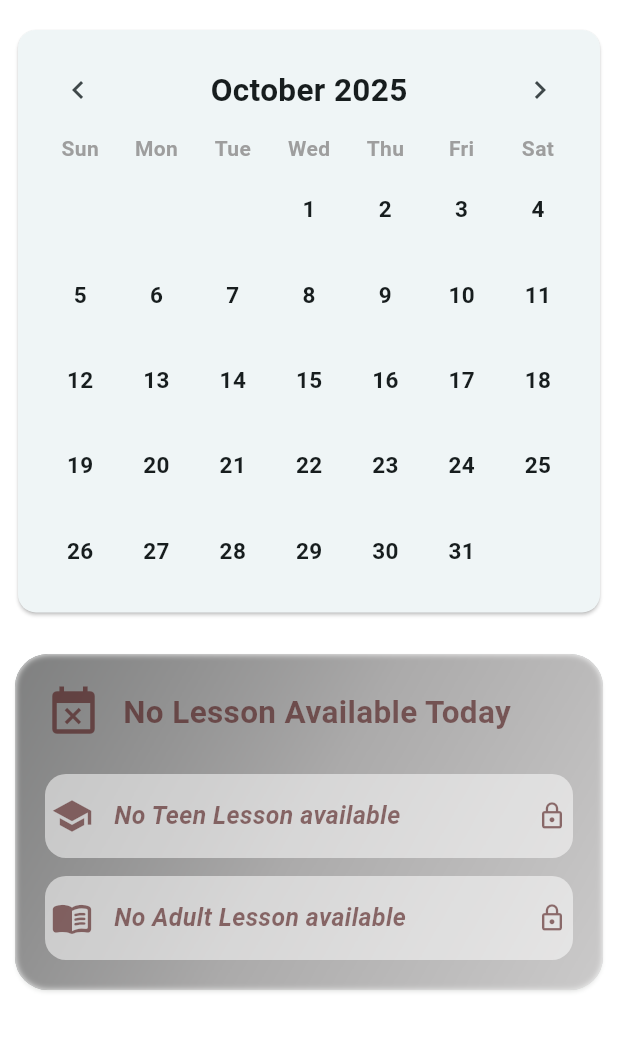
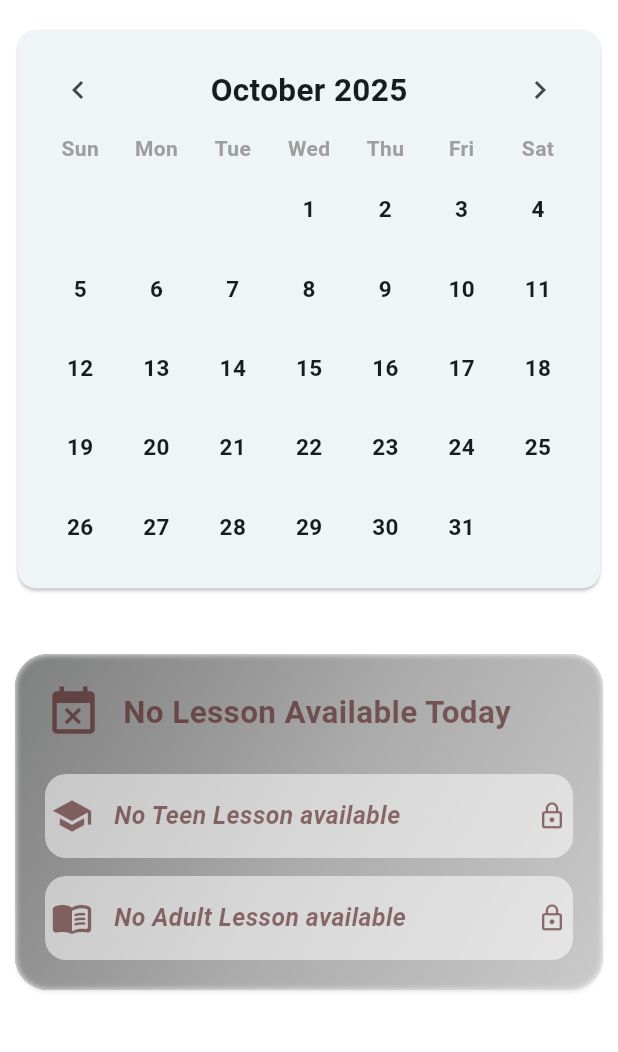
Before and after one commit to OFCsoftwareDevops/SundaySchoolManual, a Flutter app: the Home screen opened by its route, after a tap on the "chevron left" icon, on a phone screen of 412 x 824 dp, the part 84-1136 px from its top. Run offline on Flutter 3.47's test engine with Material 3 defaults, Android fonts, the phone set to English and light mode, and no system bars; our stand-ins replace cloud_firestore, connectivity_plus, firebase_auth, firebase_core, firebase_messaging, share_plus and 1 more; accounts and stored records are empty.

Commit message:
Space beween weeks reduced

```diff
--- a/lib/widgets/calendar.dart
+++ b/lib/widgets/calendar.dart
@@ -240,7 +240,7 @@ class _MonthCalendarState extends State<MonthCalendar> {
 
       if (week.length == 7) {
         rows.add(Row(children: week));
-        rows.add(const SizedBox(height: 6));
+        rows.add(const SizedBox(height: 2)); // space between weeks
         week = []; // new empty list
       }
     }
```
